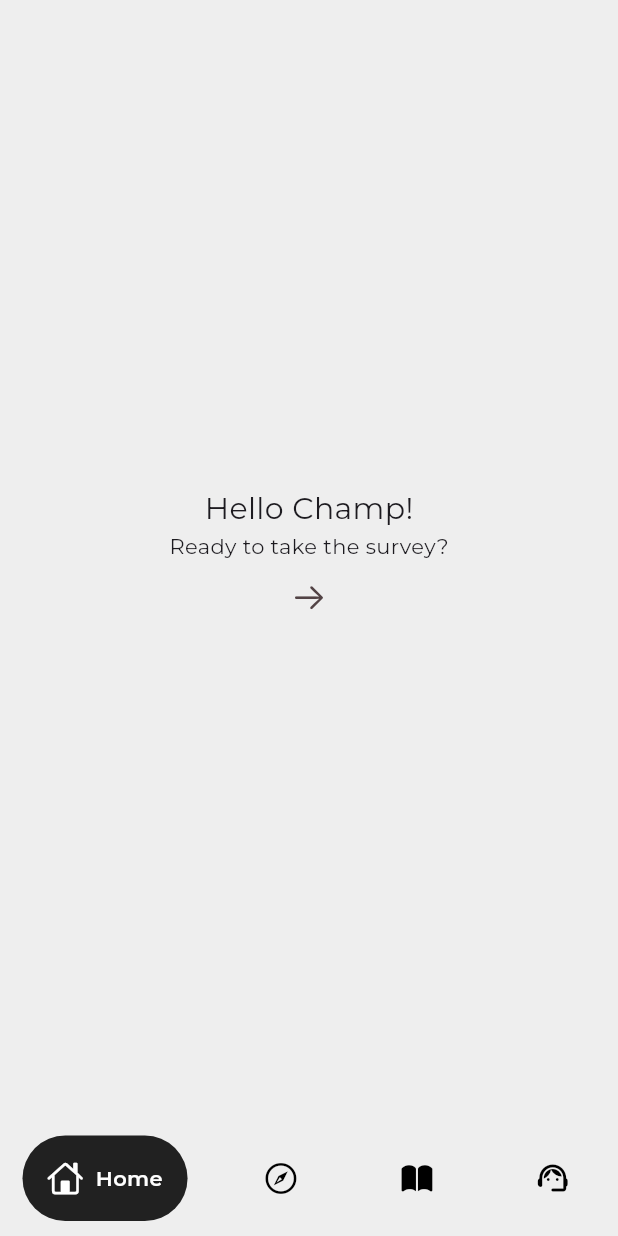
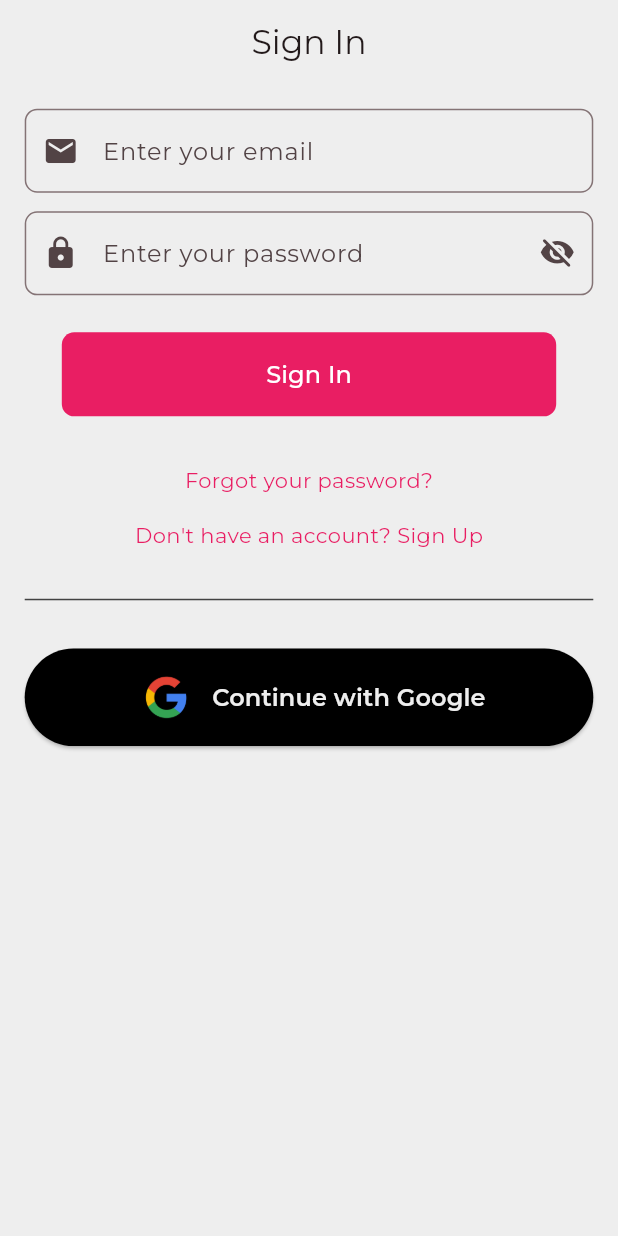
Before and after one commit to anas4519/WizerAI, a Flutter app: the screen it shows after launch, on a phone screen of 412 x 824 dp. Run offline on Flutter 3.47's test engine with Material 3 defaults, Android fonts, the light colour scheme and no system bars; drawn by our look-alikes of google_nav_bar; our stand-ins replace cached_network_image, carousel_slider, dash_chat_2, flutter_gemini, google_fonts, share_plus and 1 more.

Commit message:
sign in ui

```diff
--- a/lib/main.dart
+++ b/lib/main.dart
@@ -1,4 +1,5 @@
 import 'package:career_counsellor/constants/constants.dart';
+import 'package:career_counsellor/pages/auth/sign_in_page.dart';
 import 'package:career_counsellor/pages/main_page.dart';
 import 'package:flutter/material.dart';
 import 'package:flutter/services.dart';
@@ -51,7 +52,7 @@ class MyApp extends StatelessWidget {
         // )
       ),
       themeMode: ThemeMode.system,
-      home: const MainPage(),
+      home: const SignInPage(),
     );
   }
 }
--- /dev/null
+++ b/lib/pages/auth/sign_in_page.dart
@@ -0,0 +1,145 @@
+import 'package:flutter/material.dart';
+
+class SignInPage extends StatefulWidget {
+  const SignInPage({super.key});
+
+  @override
+  State<SignInPage> createState() => _SignInPageState();
+}
+
+class _SignInPageState extends State<SignInPage> {
+  bool isObscure = true;
+
+  @override
+  Widget build(BuildContext context) {
+    final isDark = Theme.of(context).brightness == Brightness.dark;
+    final screenWidth = MediaQuery.of(context).size.width;
+    final screenHeight = MediaQuery.of(context).size.height;
+    return Scaffold(
+      appBar: AppBar(
+        title: const Text('Sign In'),
+        centerTitle: true,
+      ),
+      body: Padding(
+        padding: EdgeInsets.all(screenWidth * 0.04),
+        child: Column(
+          crossAxisAlignment: CrossAxisAlignment.center,
+          children: [
+            TextField(
+              decoration: InputDecoration(
+                labelText: 'Enter your email',
+                prefixIcon: const Icon(Icons.email),
+                border: OutlineInputBorder(
+                  borderRadius: BorderRadius.circular(screenWidth * 0.02),
+                ),
+              ),
+              keyboardType: TextInputType.emailAddress,
+            ),
+            SizedBox(
+              height: screenHeight * 0.015,
+            ),
+            TextField(
+              obscureText: isObscure,
+              decoration: InputDecoration(
+                labelText: 'Enter your password',
+                prefixIcon: const Icon(Icons.lock),
+                suffixIcon: IconButton(
+                    onPressed: () {
+                      setState(() {
+                        isObscure = !isObscure;
+                      });
+                    },
+                    icon: isObscure
+                        ? const Icon(Icons.visibility_off_rounded)
+                        : const Icon(Icons.visibility_rounded)),
+                border: OutlineInputBorder(
+                  borderRadius: BorderRadius.circular(screenWidth * 0.02),
+                ),
+              ),
+            ),
+            SizedBox(
+              height: screenHeight * 0.03,
+            ),
+            Container(
+              width: screenWidth * 0.8,
+              decoration: BoxDecoration(
+                color: Colors.pink,
+                borderRadius: BorderRadius.circular(screenWidth * 0.02),
+              ),
+              child: TextButton(
+                onPressed: () async {},
+                style: ButtonStyle(
+                  foregroundColor: WidgetStateProperty.all(Colors.white),
+                  padding: WidgetStateProperty.all<EdgeInsets>(
+                    EdgeInsets.symmetric(vertical: screenHeight * 0.02),
+                  ),
+                ),
+                child: const Text('Sign In', style: TextStyle(fontSize: 16)),
+              ),
+            ),
+            SizedBox(
+              height: screenHeight * 0.04,
+            ),
+            InkWell(
+              onTap: () {},
+              child: const Text(
+                'Forgot your password?',
+                style: TextStyle(color: Colors.pink),
+              ),
+            ),
+            SizedBox(
+              height: screenHeight * 0.02,
+            ),
+            InkWell(
+              onTap: () {},
+              child: const Text('Don\'t have an account? Sign Up',
+                  style: TextStyle(color: Colors.pink)),
+            ),
+            SizedBox(
+              height: screenHeight * 0.03,
+            ),
+            Divider(
+              color: Colors.grey[800],
+            ),
+            SizedBox(
+              height: screenHeight * 0.03,
+            ),
+            ElevatedButton(
+              style: ElevatedButton.styleFrom(
+                padding: const EdgeInsets.symmetric(vertical: 10),
+                backgroundColor: isDark ? Colors.grey[200] : Colors.black,
+                foregroundColor: isDark ? Colors.black : Colors.grey[200],
+                shape: RoundedRectangleBorder(
+                  borderRadius: BorderRadius.circular(screenWidth * 0.1),
+                  // side: BorderSide(color: Colors.grey),
+                ),
+              ),
+              onPressed: () {
+                // No logic here as requested
+              },
+              child: Row(
+                mainAxisSize: MainAxisSize.max,
+                mainAxisAlignment: MainAxisAlignment.center,
+                children: [
+                  Image.asset(
+                    'assets/logos/google_logo.webp', // Ensure you have a Google logo in your assets
+                    height: 45,
+                    width: 45,
+                  ),
+                  SizedBox(width: screenWidth * 0.02),
+                  const Text(
+                    'Continue with Google',
+                    style: TextStyle(
+                      fontSize: 16.0,
+                      fontWeight: FontWeight.w600,
+                    ),
+                  ),
+                ],
+              ),
+            ),
+          ],
+        ),
+      ),
+    );
+  }
+}
--- a/pubspec.yaml
+++ b/pubspec.yaml
@@ -45,6 +45,8 @@ dependencies:
   cached_network_image: ^3.4.1
   youtube_player_flutter: ^9.1.1
   share_plus: ^10.1.2
+  supabase_flutter: ^2.8.1
+  google_sign_in: ^6.2.2
 
 dev_dependencies:
   flutter_test:
@@ -71,6 +73,7 @@ flutter:
   # To add assets to your application, add an assets section, like this:
   assets:
     - assets/career_images/
+    - assets/logos/
 
   # An image asset can refer to one or more resolution-specific "variants", see
   # https://flutter.dev/assets-and-images/#resolution-aware
```
Also changed, not shown: lib/pages/career_exploration/screens/career_details.dart (+40 -5 lines), lib/pages/career_exploration/screens/career_pathway.dart (added, +94 -0 lines), assets/logos/google_logo.png (added), assets/logos/google_logo.webp (added), pubspec.lock, 5 other files.
